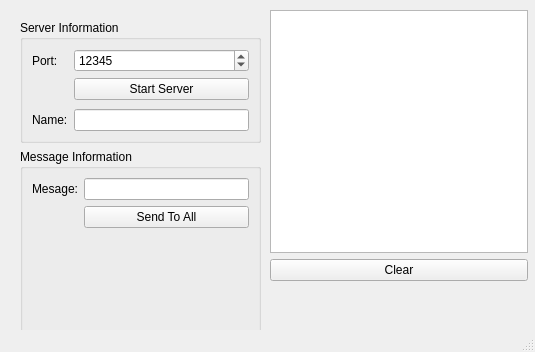
First picture: the form in mainwindow.ui, repository Cardona709/coms, before the edit.
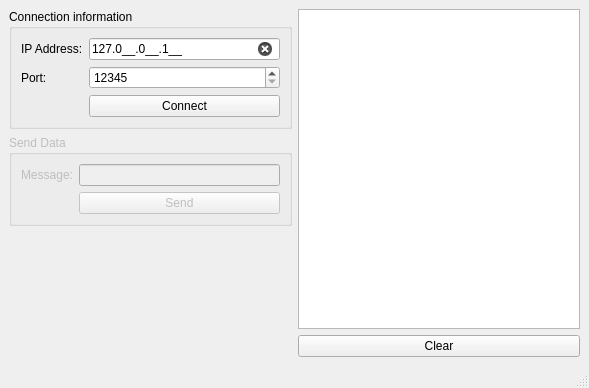
Second picture: the form after the edit.

```diff
--- a/mainwindow.ui
+++ b/mainwindow.ui
@@ -6,8 +6,8 @@
    <rect>
     <x>0</x>
     <y>0</y>
-    <width>535</width>
-    <height>352</height>
+    <width>589</width>
+    <height>388</height>
    </rect>
   </property>
   <property name="windowTitle">
@@ -26,100 +26,59 @@
 </string>
   </property>
   <widget class="QWidget" name="centralwidget">
-   <widget class="QWidget" name="layoutWidget">
-    <property name="geometry">
-     <rect>
-      <x>270</x>
-      <y>10</y>
-      <width>258</width>
-      <height>271</height>
-     </rect>
-    </property>
-    <layout class="QVBoxLayout" name="verticalLayout">
+   <layout class="QHBoxLayout" name="horizontalLayout">
      <item>
-      <widget class="QListWidget" name="lstConsole"/>
-     </item>
-     <item>
-      <widget class="QPushButton" name="btnClear">
-       <property name="text">
-        <string>Clear</string>
-       </property>
-      </widget>
-     </item>
-    </layout>
-   </widget>
-   <widget class="QWidget" name="layoutWidget">
-    <property name="geometry">
-     <rect>
-      <x>20</x>
-      <y>20</y>
-      <width>241</width>
-      <height>315</height>
-     </rect>
-    </property>
     <layout class="QVBoxLayout" name="verticalLayout_2">
      <item>
       <widget class="QGroupBox" name="groupBox">
        <property name="title">
-        <string>Server Information</string>
+         <string>Connection information</string>
        </property>
        <layout class="QFormLayout" name="formLayout">
         <item row="0" column="0">
          <widget class="QLabel" name="label">
           <property name="text">
+            <string>IP Address:</string>
+           </property>
+          </widget>
+         </item>
+         <item row="0" column="1">
+          <widget class="QLineEdit" name="lnIPAddress">
+           <property name="inputMask">
+            <string>000.000.000.000;_</string>
+           </property>
+           <property name="text">
+            <string>127.0.0.1</string>
+           </property>
+           <property name="clearButtonEnabled">
+            <bool>true</bool>
+           </property>
+           <property name="state" stdset="0">
+            <string/>
+           </property>
+          </widget>
+         </item>
+         <item row="1" column="0">
+          <widget class="QLabel" name="label_2">
+           <property name="text">
            <string>Port:</string>
           </property>
          </widget>
         </item>
-        <item row="0" column="1">
-         <widget class="QSpinBox" name="spnServerPort">
+         <item row="1" column="1">
+          <widget class="QSpinBox" name="spnPort">
           <property name="minimum">
-           <number>1024</number>
+            <number>12345</number>
           </property>
           <property name="maximum">
            <number>65535</number>
           </property>
-          <property name="value">
-           <number>12345</number>
-          </property>
-         </widget>
-        </item>
-        <item row="1" column="0">
-         <widget class="QLabel" name="lblConnectionStatus">
-          <property name="minimumSize">
-           <size>
-            <width>25</width>
-            <height>25</height>
-           </size>
-          </property>
-          <property name="maximumSize">
-           <size>
-            <width>25</width>
-            <height>25</height>
-           </size>
-          </property>
-          <property name="text">
-           <string/>
-          </property>
-          <property name="state" stdset="0">
-           <string>0</string>
-          </property>
-         </widget>
-        </item>
-        <item row="1" column="1">
-         <widget class="QPushButton" name="btnStartServer">
-          <property name="text">
-           <string>Start Server</string>
-          </property>
          </widget>
         </item>
         <item row="2" column="1">
-         <widget class="QLineEdit" name="lnName"/>
-        </item>
-        <item row="2" column="0">
-         <widget class="QLabel" name="label_3">
+          <widget class="QPushButton" name="btnConnect">
           <property name="text">
-           <string>Name:</string>
+            <string>Connect</string>
           </property>
          </widget>
         </item>
@@ -127,29 +86,45 @@
       </widget>
      </item>
      <item>
-      <widget class="QGroupBox" name="groupBox_2">
+       <widget class="QGroupBox" name="grpSendData">
+        <property name="enabled">
+         <bool>false</bool>
+        </property>
        <property name="title">
-        <string>Message Information</string>
+         <string>Send Data</string>
        </property>
        <layout class="QFormLayout" name="formLayout_2">
-        <item row="1" column="0">
-         <widget class="QLabel" name="label_2">
+         <item row="0" column="0">
+          <widget class="QLabel" name="label_3">
           <property name="text">
-           <string>Mesage:</string>
+            <string>Message:</string>
+           </property>
+          </widget>
+         </item>
+         <item row="0" column="1">
+          <widget class="QLineEdit" name="lnMessage">
+           <property name="text">
+            <string/>
+           </property>
+           <property name="clearButtonEnabled">
+            <bool>true</bool>
+           </property>
+           <property name="state" stdset="0">
+            <string/>
           </property>
          </widget>
         </item>
         <item row="1" column="1">
-         <widget class="QLineEdit" name="lnMessage"/>
-        </item>
-        <item row="2" column="1">
-         <widget class="QPushButton" name="btnSendToAll">
+          <widget class="QPushButton" name="btnSend">
           <property name="text">
-           <string>Send To All</string>
+            <string>Send</string>
           </property>
          </widget>
         </item>
-        <item row="4" column="1">
+        </layout>
+       </widget>
+      </item>
+      <item>
          <spacer name="verticalSpacer">
           <property name="orientation">
            <enum>Qt::Vertical</enum>
@@ -162,24 +137,23 @@
           </property>
          </spacer>
         </item>
-        <item row="3" column="1">
-         <spacer name="verticalSpacer_2">
-          <property name="orientation">
-           <enum>Qt::Vertical</enum>
-          </property>
-          <property name="sizeHint" stdset="0">
-           <size>
-            <width>20</width>
-            <height>40</height>
-           </size>
-          </property>
-         </spacer>
-        </item>
-       </layout>
-      </widget>
-     </item>
-    </layout>
-   </widget>
+     </layout>
+    </item>
+    <item>
+     <layout class="QVBoxLayout" name="verticalLayout">
+      <item>
+       <widget class="QListWidget" name="lstConsole"/>
+      </item>
+      <item>
+       <widget class="QPushButton" name="btnClear">
+        <property name="text">
+         <string>Clear</string>
+        </property>
+       </widget>
+      </item>
+     </layout>
+    </item>
+   </layout>
   </widget>
   <widget class="QMenuBar" name="menubar">
    <property name="geometry">
```
Left out of the diff: 18 changed lines with no effect on the pictures. Lines whose indentation alone changed are shown as unchanged.
